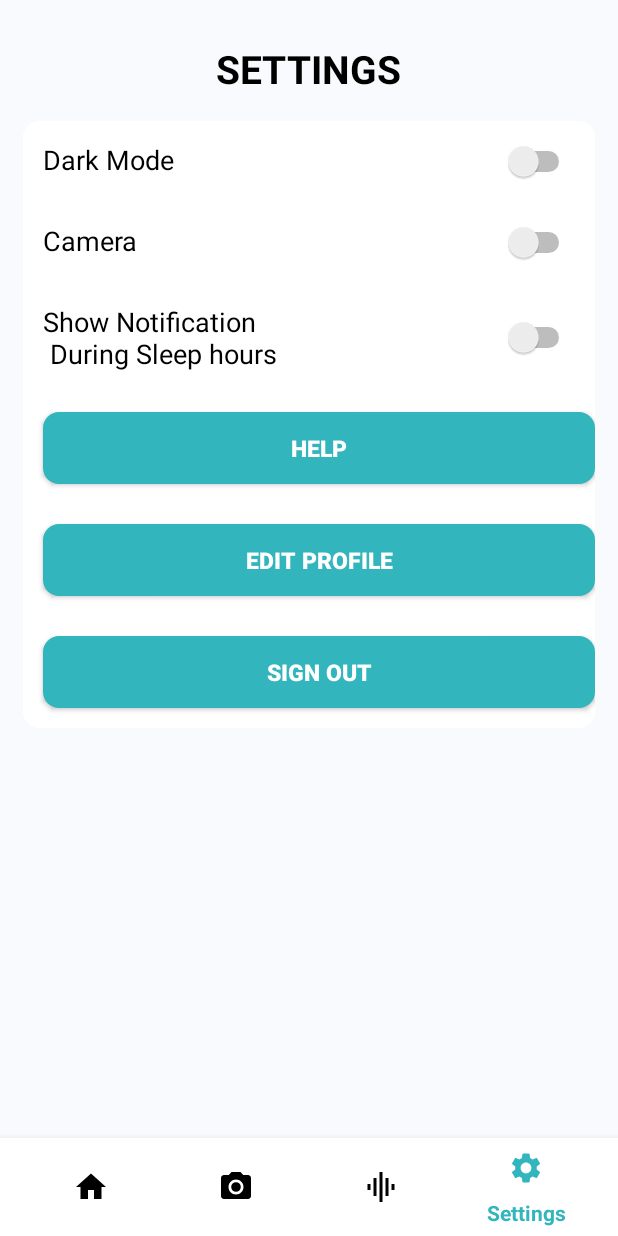
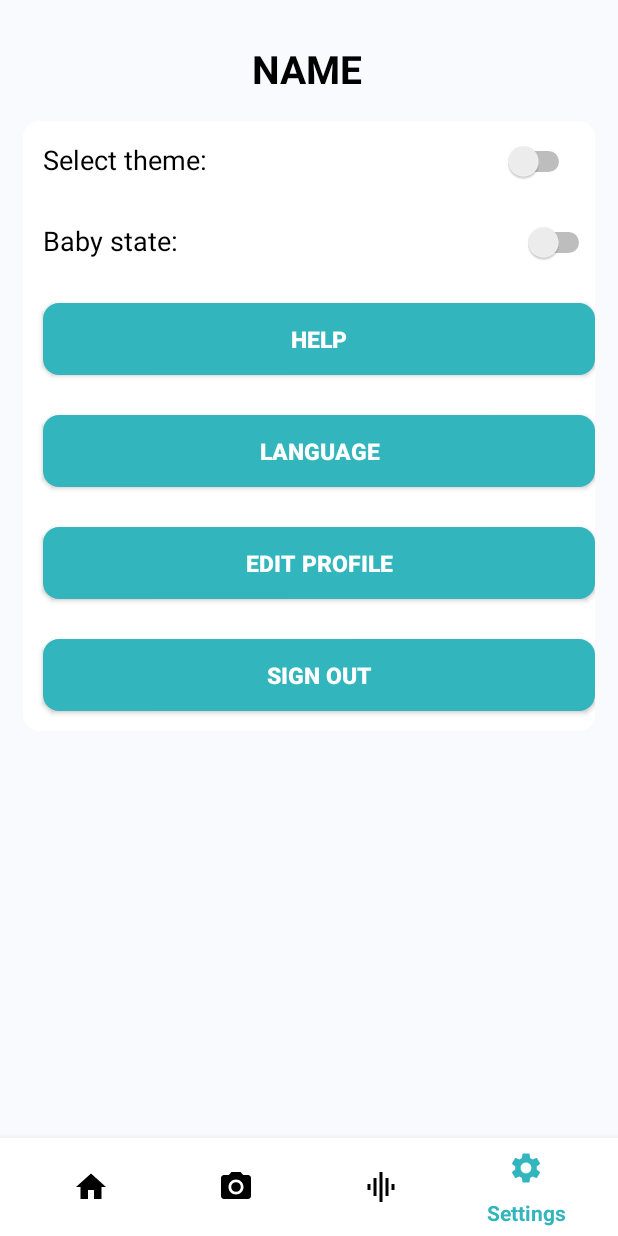
Before and after one commit to ahmedely/Android-App, an Android app: the MainActivity screen opened directly, with no data from a screen before it, item 4 of the bottom bar chosen, on a phone screen of 412 x 824 dp. Run offline under Robolectric (Android 15) with nearby library versions, the phone set to English and light mode, and no system bars; our stand-ins replace Firebase (no records; nobody signed in at launch, a user with empty details on screens opened directly), sdp/ssp sizes; 1 statement that could not run was skipped.

Commit message:
edit profile section

```diff
--- a/KidSupervisorapp/app/src/main/java/com/kidsupervisor/EditUserProfile.java
+++ b/KidSupervisorapp/app/src/main/java/com/kidsupervisor/EditUserProfile.java
@@ -23,6 +23,8 @@ public class EditUserProfile  extends AppCompatDialogFragment {
     private TextView email,name,oldPassword,newPassword,confirmPassword;
     private FirebaseService firebaseService;
 
+    Bundle bundle;
+
     @NonNull
     @Override
     public Dialog onCreateDialog(@Nullable Bundle savedInstanceState) {
@@ -38,6 +40,15 @@ public class EditUserProfile  extends AppCompatDialogFragment {
         newPassword=view.findViewById(R.id.newPass);
         confirmPassword=view.findViewById(R.id.confirmPass);
 
+        if(getArguments()!=null){
+            if(getArguments().getString("fullName")!=null){
+                name.setText(getArguments().getString("fullName"));
+            }
+            if(getArguments().getString("email")!=null){
+                email.setText(getArguments().getString("email"));
+            }
+        }
+
         AlertDialog.Builder builder = new AlertDialog.Builder(getActivity());
         builder.setView(view)
                 .setTitle("EDIT USER INFO")
@@ -45,19 +56,18 @@ public class EditUserProfile  extends AppCompatDialogFragment {
                     @Override
                     public void onClick(DialogInterface dialog, int which) {
 //change password
-                        if((!newPassword.toString().isEmpty()) && newPassword.toString().equals(confirmPassword)){
-                            Toast.makeText(getContext(), "password changed", Toast.LENGTH_SHORT).show();
-                            firebaseService.updatePassword(oldPassword.toString(),newPassword.toString());
+                        if((!newPassword.getText().toString().isEmpty()) && newPassword.getText().toString().equals(confirmPassword)) {
+                            if (newPassword.getText().toString().equals(confirmPassword.getText().toString())) {
+                                firebaseService.updatePassword(oldPassword.getText().toString(), newPassword.getText().toString());
+                            }
                         }
                  //change email
-                        if(!email.toString().isEmpty()){
-                            firebaseService.updateEmail(email.toString());
-                            Toast.makeText(getContext(), "email changed", Toast.LENGTH_SHORT).show();
+                        if(!email.getText().toString().isEmpty()){
+                            firebaseService.updateEmail(email.getText().toString());
                         }
                         //change name
-                        if(!name.toString().isEmpty()){
-                            firebaseService.updateFullName(name.toString());
-                            Toast.makeText(getContext(), "name changed", Toast.LENGTH_SHORT).show();
+                        if(!name.getText().toString().isEmpty()){
+                            firebaseService.updateFullName(name.getText().toString());
 
                         }
                     }
--- a/KidSupervisorapp/app/src/main/java/com/kidsupervisor/MainActivity.java
+++ b/KidSupervisorapp/app/src/main/java/com/kidsupervisor/MainActivity.java
@@ -52,7 +52,7 @@ public class MainActivity extends AppCompatActivity implements BottomNavigationV
         } else {
             setTheme(R.style.darktheme);
         }
-        pref.setLogInStatus(true);
+        pref.setLogInStatus();
         binding = ActivityMainBinding.inflate(getLayoutInflater());
         setContentView(binding.getRoot());
 
--- a/KidSupervisorapp/app/src/main/java/com/kidsupervisor/Pref.java
+++ b/KidSupervisorapp/app/src/main/java/com/kidsupervisor/Pref.java
@@ -3,13 +3,17 @@ package com.kidsupervisor;
 import android.content.Context;
 import android.content.SharedPreferences;
 
+import com.google.firebase.auth.FirebaseAuth;
+
 public class Pref {
 
     Context mContext;
+    private FirebaseAuth auth;
 
     public Pref(Context context) {
 
         mContext = context;
+        auth=FirebaseAuth.getInstance();
     }
 
     public void setString(String key, String value) {
@@ -43,13 +47,19 @@ public class Pref {
         return editor.getBoolean(key, false);
     }
     //for knowing which activity to go after splash screen
-    public void setLogInStatus(boolean x) {
+    public void setLogInStatus() {
         SharedPreferences.Editor editor = mContext.getSharedPreferences("Pref", Context.MODE_PRIVATE).edit();
-        editor.putBoolean("logIn", x);
+        if(auth.getCurrentUser()!=null)
+            editor.putBoolean("logIn",true);
+        else
+            editor.putBoolean("logIn",false);
         editor.apply();
     }
-    public boolean getLogInStatus() {
+
+    public Boolean getLogInStatus(){
+
         SharedPreferences editor = mContext.getSharedPreferences("Pref", Context.MODE_PRIVATE);
-        return editor.getBoolean("logIn", false);
+        return editor.getBoolean("logIn",false);
     }
+
 }
--- a/KidSupervisorapp/app/src/main/java/com/kidsupervisor/SettingsFragment.java
+++ b/KidSupervisorapp/app/src/main/java/com/kidsupervisor/SettingsFragment.java
@@ -7,26 +7,35 @@ import android.view.View;
 import android.view.ViewGroup;
 import android.widget.Button;
 import android.widget.Switch;
+import android.widget.TextView;
 import android.widget.Toast;
 
 import androidx.annotation.NonNull;
 import androidx.annotation.Nullable;
 import androidx.fragment.app.Fragment;
+
+import com.google.android.gms.tasks.OnCompleteListener;
+import com.google.android.gms.tasks.Task;
 import com.google.firebase.auth.FirebaseAuth;
 import com.google.firebase.database.ChildEventListener;
 import com.google.firebase.database.DataSnapshot;
 import com.google.firebase.database.DatabaseError;
 import com.google.firebase.database.DatabaseReference;
 import com.google.firebase.database.FirebaseDatabase;
+import com.google.firebase.database.ValueEventListener;
 
 
 public class SettingsFragment extends Fragment {
     private Switch changeTheme;
     private Pref pref;
-    private Button signOutBut,edit_Profile;
-    private DatabaseReference databaseRef;
+    private Button signOutBut,edit_Profile,helpBtn,changeLanguage;
+
+    private TextView profileName;
+    private DatabaseReference databaseRef,onChangeDatabaseRef;
     private FirebaseAuth auth;
     private User currentUser;
+
+    private Bundle bundle;
 
     @Override
     public View onCreateView(LayoutInflater inflater, ViewGroup container,
@@ -41,7 +50,11 @@ public class SettingsFragment extends Fragment {
         currentUser = new User();
         pref = new Pref(getActivity());
         changeTheme = view.findViewById(R.id.switch_btn);
-        edit_Profile=view.findViewById(R.id.editPrfl);
+        edit_Profile = view.findViewById(R.id.editPrfl);
+        profileName = view.findViewById(R.id.profile_name);
+
+        bundle = new Bundle();
+
         changeTheme.setChecked(pref.getBoolean("Switch"));
         auth = FirebaseAuth.getInstance();
         changeTheme.setOnClickListener(new View.OnClickListener() {
@@ -63,6 +76,7 @@ public class SettingsFragment extends Fragment {
             public void onClick(View view) {
                 //go to dialogFragment
                 EditUserProfile dialogFragment = new EditUserProfile();
+                dialogFragment.setArguments(bundle);
                 dialogFragment.show(getActivity().getSupportFragmentManager(), "");
             }
         });
@@ -75,27 +89,38 @@ public class SettingsFragment extends Fragment {
                 pref.setUserStatus(false);
                 FirebaseAuth.getInstance().signOut();
                 startActivity(new Intent(getActivity(), LoginActivity.class));
-                pref.setLogInStatus(false);
+                pref.setLogInStatus();
                 getActivity().finish();
             }
         });
 
+        databaseRef = FirebaseDatabase.getInstance().getReference().child("Users").child(auth.getUid());
+        databaseRef.get().addOnCompleteListener(new OnCompleteListener<DataSnapshot>() {
+            @Override
+            public void onComplete(@NonNull Task<DataSnapshot> task) {
+                if (task.isSuccessful())
+                    profileName.setText(task.getResult().child("fullName").getValue().toString());
+            }
+        });
 
         if (auth.getCurrentUser() != null) {
-            databaseRef = FirebaseDatabase.getInstance().getReference().child("Users").child(auth.getUid());
-            databaseRef.addChildEventListener(new ChildEventListener() {
+            onChangeDatabaseRef = FirebaseDatabase.getInstance().getReference().child("Users").child(auth.getUid());
+            onChangeDatabaseRef.addValueEventListener(new ValueEventListener() {
                 @Override
-                public void onChildAdded(@NonNull DataSnapshot snapshot, @Nullable String previousChildName) {
-
-                }
-
-                @Override
-                public void onChildChanged(@NonNull DataSnapshot snapshot, @Nullable String previousChildName) {
+                public void onDataChange(@NonNull DataSnapshot snapshot) {
                     currentUser.getKids().clear();
                     if (snapshot.exists()) {
                         currentUser.setId(snapshot.child("id").getValue().toString());
                         currentUser.setFullName(snapshot.child("fullName").getValue().toString());
                         currentUser.setEmail(snapshot.child("email").getValue().toString());
+
+                        bundle.putString("fullName",currentUser.getFullName());
+                        bundle.putString("email",currentUser.getEmail());
+
+                        profileName.setText(currentUser.getFullName());
+
+
+
                         if(snapshot.child("kids").exists()) {
                             for (DataSnapshot kidSnapshot : snapshot.child("kids").getChildren()) {
                                 Kid kid = new Kid();
@@ -112,16 +137,6 @@ public class SettingsFragment extends Fragment {
                 }
 
                 @Override
-                public void onChildRemoved(@NonNull DataSnapshot snapshot) {
-
-                }
-
-                @Override
-                public void onChildMoved(@NonNull DataSnapshot snapshot, @Nullable String previousChildName) {
-
-                }
-
-                @Override
                 public void onCancelled(@NonNull DatabaseError error) {
 
                 }
--- a/KidSupervisorapp/app/src/main/res/layout/fragment_settings.xml
+++ b/KidSupervisorapp/app/src/main/res/layout/fragment_settings.xml
@@ -9,11 +9,11 @@
 
 
     <TextView
-        android:id="@+id/txt_Setting"
+        android:id="@+id/profile_name"
         android:layout_width="wrap_content"
         android:layout_height="wrap_content"
         android:layout_marginTop="28dp"
-        android:text="SETTINGS"
+        android:text="NAME"
         android:textColor="@color/black"
         android:textSize="@dimen/_20sdp"
         android:textStyle="bold"
@@ -26,7 +26,7 @@
         android:id="@+id/linearLayout2"
         android:layout_width="match_parent"
         android:layout_height="wrap_content"
-        android:layout_below="@id/txt_Setting"
+        android:layout_below="@id/profile_name"
         android:layout_marginHorizontal="@dimen/_12sdp"
         android:background="@drawable/setting_bg"
         android:orientation="vertical"
@@ -34,7 +34,7 @@
         app:layout_constraintEnd_toEndOf="parent"
         app:layout_constraintHorizontal_bias="0.483"
         app:layout_constraintStart_toStartOf="parent"
-        app:layout_constraintTop_toBottomOf="@+id/txt_Setting"
+        app:layout_constraintTop_toBottomOf="@+id/profile_name"
         app:layout_constraintVertical_bias="0.059">
 
         <RelativeLayout
@@ -48,7 +48,7 @@
                 android:layout_height="wrap_content"
                 android:layout_alignParentStart="true"
                 android:layout_marginStart="@dimen/_10sdp"
-                android:text="Dark Mode"
+                android:text="Select theme:"
                 android:textColor="@color/black"
                 android:textSize="@dimen/_14sdp" />
 
@@ -72,55 +72,43 @@
                 android:layout_height="wrap_content"
                 android:layout_alignParentStart="true"
                 android:layout_marginStart="@dimen/_10sdp"
-                android:text="Camera"
+                android:text="Baby state:"
                 android:textColor="@color/black"
                 android:textSize="@dimen/_14sdp" />
 
 
             <Switch
+                android:id="@+id/simpleSwitch"
                 android:layout_width="wrap_content"
                 android:layout_height="wrap_content"
+                android:checked="false"
                 android:layout_alignParentEnd="true"
-                android:layout_marginEnd="@dimen/_10sdp"
-                tools:ignore="UseSwitchCompatOrMaterialXml" />
-
-        </RelativeLayout>
-
-        <RelativeLayout
-            android:id="@+id/schedule_Layout"
-            android:layout_width="match_parent"
-            android:layout_height="wrap_content"
-            android:layout_marginVertical="@dimen/_10sdp">
-
-            <TextView
-                android:layout_width="0dp"
-                android:layout_height="wrap_content"
-                android:layout_alignParentStart="true"
-                android:layout_marginStart="@dimen/_10sdp"
-                android:layout_toStartOf="@id/switc_notification"
-                android:text="@string/show_notification"
-                android:textColor="@color/black"
-                android:textSize="@dimen/_14sdp" />
-
-            <Switch
-                android:id="@+id/switc_notification"
-                android:layout_width="wrap_content"
-                android:layout_height="wrap_content"
-                android:layout_alignParentEnd="true"
-                android:layout_centerVertical="true"
-                android:layout_marginEnd="@dimen/_10sdp"
-                tools:ignore="UseSwitchCompatOrMaterialXml" />
+                android:textOff="No"
+                android:textOn="Yes"/>
 
         </RelativeLayout>
 
 
         <Button
+            android:id="@+id/helpBtn"
             android:layout_width="match_parent"
             android:layout_height="match_parent"
             android:layout_marginVertical="@dimen/_10sdp"
             android:layout_marginStart="@dimen/_10sdp"
             android:background="@drawable/button_shape"
             android:text="Help"
+            android:textColor="@color/white"
+            android:textSize="@dimen/_12sdp"
+            android:textStyle="bold" />
+
+        <Button
+            android:id="@+id/languageBtn"
+            android:layout_width="match_parent"
+            android:layout_height="match_parent"
+            android:layout_marginVertical="@dimen/_10sdp"
+            android:layout_marginStart="@dimen/_10sdp"
+            android:background="@drawable/button_shape"
+            android:text="Language"
             android:textColor="@color/white"
             android:textSize="@dimen/_12sdp"
             android:textStyle="bold" />
```
